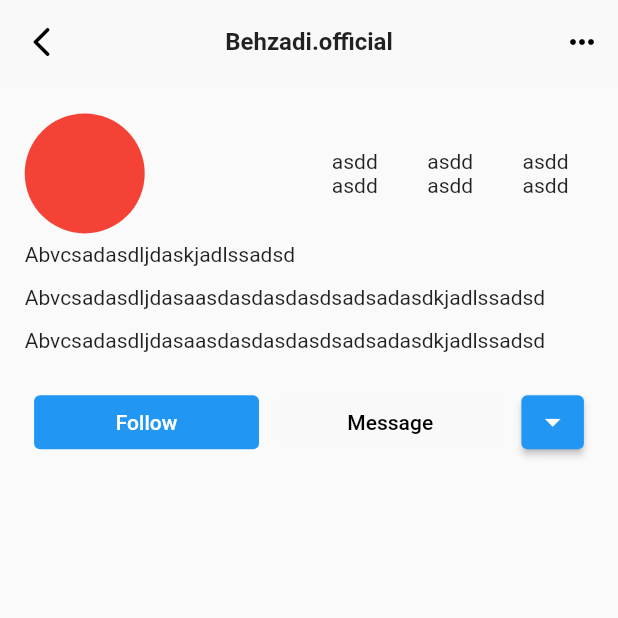
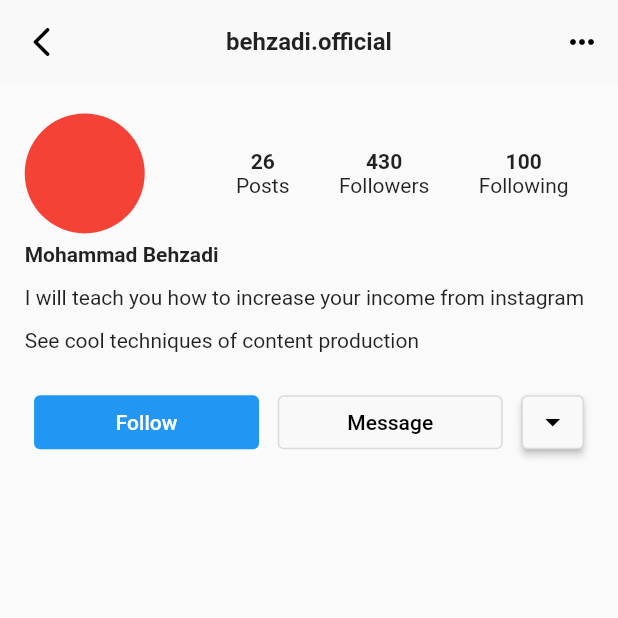
Before and after one commit to yasamanhasanzadeh94/instgram_clone, a Flutter app: the ProfilePage screen opened directly, on a phone screen of 412 x 824 dp, the top half of it. Run offline on Flutter 3.47's test engine with Material 2 defaults, Android fonts, the phone set to English and light mode, and no system bars; network calls fail.

Commit message:
story and post and profile

```diff
--- a/lib/main.dart
+++ b/lib/main.dart
@@ -24,7 +24,7 @@ class MyAppState extends State<MyApp>{
    debugShowCheckedModeBanner: false,
      title: "Instagram ui",
    theme: themeData,
-   home:ProfilePage(),
+   home:HomePage(),
 
  );
   }
--- a/lib/pages/profile_page.dart
+++ b/lib/pages/profile_page.dart
@@ -1,5 +1,6 @@
 import 'package:flutter/cupertino.dart';
 import 'package:flutter/material.dart';
+import 'package:flutter/painting.dart';
 import 'package:untitled6/styles/dimens.dart';
 import 'package:untitled6/widgets/back_icon_widget.dart';
 
@@ -17,59 +18,40 @@ class _ProfilePageState extends State<ProfilePage> {
       body: CustomScrollView(
         slivers: [
           SliverAppBar(
-            backgroundColor: Theme
-                .of(context)
-                .backgroundColor,
+            backgroundColor: Theme.of(context).backgroundColor,
             elevation: 0,
             actions: [
-              IconButton(
-                  onPressed: () {},
-                  icon: Icon(
-                    Icons.more_horiz,
-                    color: Colors.black,
-                  ))
+              IconButton(onPressed: () {}, icon: Icon(Icons.more_horiz,color: Colors.black,))
             ],
+            title: Text("behzadi.official",
+            style: Theme.of(context).textTheme.subtitle1!.copyWith(fontWeight: FontWeight.w600),),
             centerTitle: true,
-            title: Text(
-              "Behzadi.official",
-              style: Theme
-                  .of(context)
-                  .textTheme
-                  .subtitle1!
-                  .copyWith(fontWeight: FontWeight.w600),
-            ),
             leading: backIcon(context),
           ),
-          SliverToBoxAdapter(
-              child: Container(
+          SliverToBoxAdapter(child:
+            Container(
               width: fullWidth(context),
-                margin: EdgeInsets.symmetric(
-                    horizontal: standardSize(context),
-                    vertical: largeSize(context)),
+              margin: EdgeInsets.symmetric(horizontal: standardSize(context),vertical: largeSize(context)),
               child: Column(
                 mainAxisAlignment: MainAxisAlignment.start,
                 crossAxisAlignment: CrossAxisAlignment.start,
-                  children: [
+                children:[
                 Row(
                   children: [
                     Container(
-                          decoration: BoxDecoration(
-                            shape: BoxShape.circle,
-                            color: Colors.red,
-                          ),
+                      decoration: BoxDecoration(color: Colors.red,shape:BoxShape.circle),
                       width: 80,
                       height: 80,
                     ),
                     Expanded(child: SizedBox()),
-                        Row(
-                          children: [
+                   Row(children: [
     Padding(
     padding: EdgeInsets.symmetric(
     horizontal: standardSize(context)),
     child: Column(
     children: [
-                                  Text("asdd"),
-                                  Text("asdd"),
+    Text("26",style: TextStyle(fontWeight: FontWeight.bold),),
+    Text("Posts"),
     ],
     ),
     ),
@@ -78,8 +60,8 @@ class _ProfilePageState extends State<ProfilePage> {
     horizontal: standardSize(context)),
     child: Column(
     children: [
-                                  Text("asdd"),
-                                  Text("asdd"),
+    Text("430",style: TextStyle(fontWeight: FontWeight.bold)),
+    Text("Followers"),
     ],
     ),
     ),
@@ -88,29 +70,28 @@ class _ProfilePageState extends State<ProfilePage> {
     horizontal: standardSize(context)),
     child: Column(
     children: [
-                                  Text("asdd"),
-                                  Text("asdd"),
+    Text("100",style: TextStyle(fontWeight: FontWeight.bold)),
+    Text("Following"),
     ],
     ),
     ),
     ],
-                        )
-                      ],
                      ),
+                   ],),
                   Container(
                       margin:
                       EdgeInsets.symmetric(vertical: xxSmallSize(context)),
-                        child: Text("Abvcsadasdljdaskjadlssadsd")),
+                      child: Text("Mohammad Behzadi",style: TextStyle(fontWeight: FontWeight.w600),)),
                   Container(
                       margin:
                       EdgeInsets.symmetric(vertical: xxSmallSize(context)),
                       child: Text(
-                            "Abvcsadasdljdasaasdasdasdasdsadsadasdkjadlssadsd")),
+                          "I will teach you how to increase your income from instagram")),
                   Container(
                       margin:
                       EdgeInsets.symmetric(vertical: xxSmallSize(context)),
                       child: Text(
-                            "Abvcsadasdljdasaasdasdasdasdsadsadasdkjadlssadsd")),
+                          "See cool techniques of content production")),
                   Container(
                     margin: EdgeInsets.only(top: standardSize(context)),
                     child: Row(
@@ -139,7 +120,7 @@ class _ProfilePageState extends State<ProfilePage> {
                                   "Message",
                                   style: TextStyle(color: Colors.black),
                                 ),
-                                  style: ElevatedButton.styleFrom(
+                                style: ElevatedButton.styleFrom(side: BorderSide(color: Colors.black12),
                                     padding: EdgeInsets.symmetric(vertical: 0),
                                     elevation: 0,
                                     primary: Theme
@@ -153,11 +134,12 @@ class _ProfilePageState extends State<ProfilePage> {
                               padding: EdgeInsets.symmetric(
                                   horizontal: xxSmallSize(context)),
                               child: ElevatedButton(
-                                    style: ElevatedButton.styleFrom(
+                                  style: ElevatedButton.styleFrom(side: BorderSide(color: Colors.black12),
+                                      primary: Theme.of(context).backgroundColor,
                                       padding: EdgeInsets.symmetric(
                                           vertical: 0)),
                                   onPressed: () {},
-                                    child: Icon(Icons.arrow_drop_down)
+                                  child: Icon(Icons.arrow_drop_down,color: Colors.black,)
                               ),
                             )),
                       ],
```
Also changed, not shown: lib/fake_data.dart (+11 -11 lines), lib/pages/home_page.dart (+23 -11 lines), assets/comment.png (added), assets/save.png (added), assets/share.png (added), assets/unsave.png (added). Lines whose indentation alone changed are shown as unchanged.
